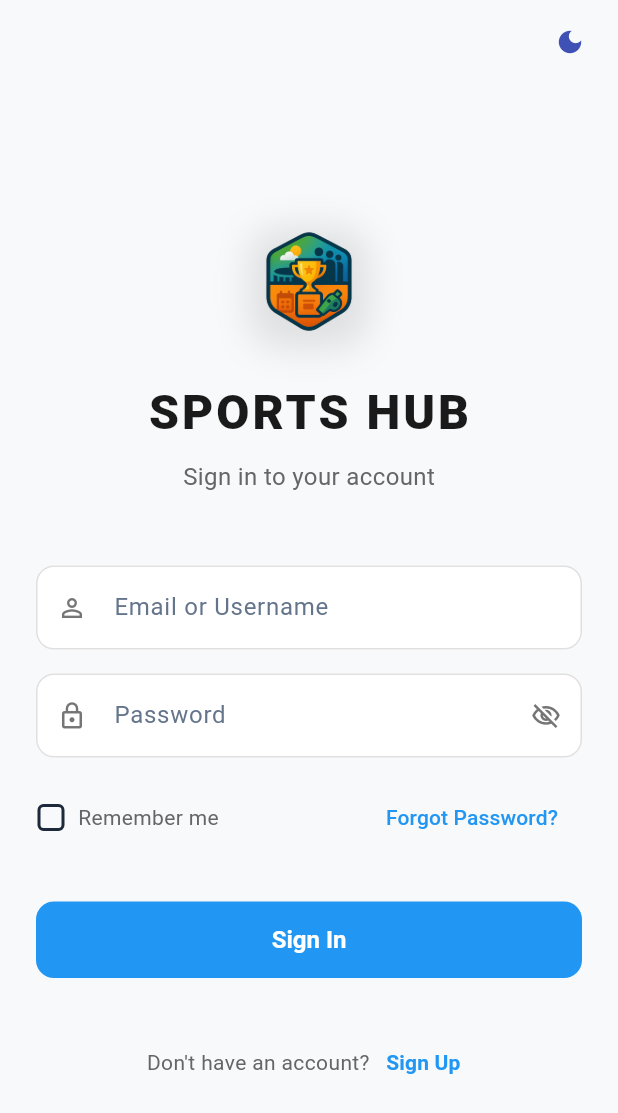
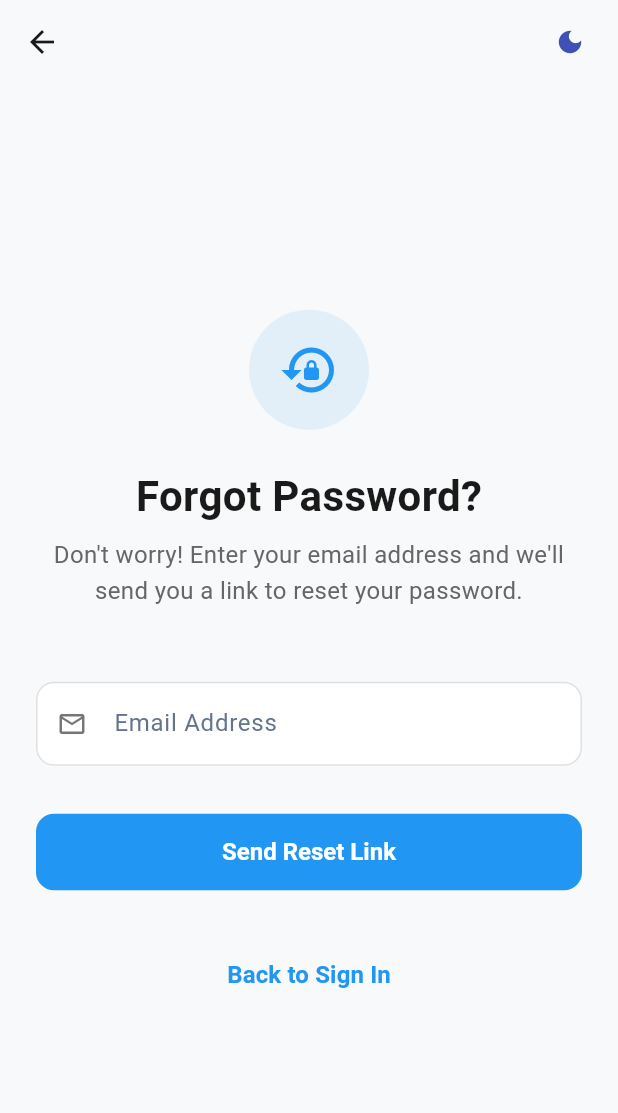
Before and after one commit to jaafarhajali/Spports-Hub, a Flutter app: the screen it shows after launch, after a tap on "Forgot Password?", on a phone screen of 412 x 824 dp. Shown: the top 1113 px of the screen. Run offline on Flutter 3.47's test engine with Material 3 defaults, Android fonts, the phone set to English and light mode, and no system bars; our stand-ins replace image_picker, shared_preferences.

Commit message:
reset pass

```diff
--- a/lib/log page/signin_page.dart
+++ b/lib/log page/signin_page.dart
@@ -265,7 +265,7 @@ class _SignInPageState extends State<SignInPage> {
                             ),
                             TextButton(
                               onPressed: () {
-                                // Forgot password logic
+                                Navigator.pushNamed(context, '/forgot_password');
                               },
                               child: Text(
                                 'Forgot Password?',
--- a/lib/main.dart
+++ b/lib/main.dart
@@ -10,6 +10,8 @@ import 'screens/create_team_screen.dart';
 import 'screens/create_tournament_screen.dart';
 import 'screens/create_stadium_screen.dart';
 import 'screens/team_management_screen.dart';
+import 'screens/forgot_password_screen.dart';
+import 'screens/reset_password_screen.dart';
 import 'log page/signin_page.dart';
 import 'log page/signup_page.dart';
 
@@ -41,6 +43,7 @@ class SportsHubApp extends StatelessWidget {
         '/sports_hub': (context) => const SportsHub(),
         '/signin': (context) => const SignInPage(),
         '/signup': (context) => const SignUpPage(),
+        '/forgot_password': (context) => const ForgotPasswordScreen(),
         '/stadiums': (context) => const SportsHub(initialIndex: 3), // Navigate to stadiums tab
         '/academies': (context) => const SportsHub(initialIndex: 1), // Navigate to academies tab
         '/tournaments': (context) => const SportsHub(initialIndex: 2), // Navigate to tournaments tab
@@ -53,6 +56,17 @@ class SportsHubApp extends StatelessWidget {
         '/create_stadium': (context) => const CreateStadiumScreen(),
         '/team_management': (context) => const TeamManagementScreen(),
       },
+
+      // Handle dynamic routes for password reset
+      onGenerateRoute: (settings) {
+        if (settings.name != null && settings.name!.startsWith('/reset_password/')) {
+          final token = settings.name!.split('/')[2];
+          return MaterialPageRoute(
+            builder: (context) => ResetPasswordScreen(token: token),
+          );
+        }
+        return null;
+      },
       debugShowCheckedModeBanner: false,
     );
   }
--- /dev/null
+++ b/lib/screens/forgot_password_screen.dart
@@ -0,0 +1,306 @@
+import 'package:flutter/material.dart';
+import '../auth_service.dart';
+import '../widgets/theme_toggle_button.dart';
+
+class ForgotPasswordScreen extends StatefulWidget {
+  const ForgotPasswordScreen({super.key});
+
+  @override
+  _ForgotPasswordScreenState createState() => _ForgotPasswordScreenState();
+}
+
+class _ForgotPasswordScreenState extends State<ForgotPasswordScreen> {
+  final _formKey = GlobalKey<FormState>();
+  final _emailController = TextEditingController();
+  final _authService = AuthService();
+  bool _isLoading = false;
+  bool _emailSent = false;
+
+  @override
+  void dispose() {
+    _emailController.dispose();
+    super.dispose();
+  }
+
+  Future<void> _submitForgotPassword() async {
+    if (!_formKey.currentState!.validate()) return;
+
+    setState(() {
+      _isLoading = true;
+    });
+
+    try {
+      final result = await _authService.forgotPassword(_emailController.text);
+
+      setState(() {
+        _isLoading = false;
+      });
+
+      if (result['success'] == true) {
+        setState(() {
+          _emailSent = true;
+        });
+
+        ScaffoldMessenger.of(context).showSnackBar(
+          SnackBar(
+            content: Text(result['message'] ?? 'Reset link sent to your email'),
+            backgroundColor: Colors.green,
+          ),
+        );
+      } else {
+        ScaffoldMessenger.of(context).showSnackBar(
+          SnackBar(
+            content: Text(result['message'] ?? 'Failed to send reset email'),
+            backgroundColor: Colors.red,
+          ),
+        );
+      }
+    } catch (e) {
+      setState(() {
+        _isLoading = false;
+      });
+
+      ScaffoldMessenger.of(context).showSnackBar(
+        SnackBar(
+          content: Text('Connection error: ${e.toString()}'),
+          backgroundColor: Colors.red,
+        ),
+      );
+    }
+  }
+
+  @override
+  Widget build(BuildContext context) {
+    final isDarkMode = Theme.of(context).brightness == Brightness.dark;
+
+    return Scaffold(
+      backgroundColor: isDarkMode ? Color(0xFF121212) : Color(0xFFF8F9FA),
+      appBar: AppBar(
+        elevation: 0,
+        backgroundColor: Colors.transparent,
+        leading: IconButton(
+          icon: Icon(
+            Icons.arrow_back,
+            color: isDarkMode ? Colors.white : Color(0xFF1A1A1A),
+          ),
+          onPressed: () => Navigator.pop(context),
+        ),
+        actions: [
+          Padding(
+            padding: EdgeInsets.only(right: 16),
+            child: ThemeToggleButton(),
+          ),
+        ],
+      ),
+      body: SafeArea(
+        child: Center(
+          child: SingleChildScrollView(
+            padding: EdgeInsets.symmetric(horizontal: 24, vertical: 20),
+            child: Column(
+              mainAxisAlignment: MainAxisAlignment.center,
+              children: [
+                // Icon
+                Container(
+                  width: 80,
+                  height: 80,
+                  decoration: BoxDecoration(
+                    color: Color(0xFF2196F3).withOpacity(0.1),
+                    borderRadius: BorderRadius.circular(40),
+                  ),
+                  child: Icon(
+                    _emailSent ? Icons.check_circle : Icons.lock_reset,
+                    size: 40,
+                    color: Color(0xFF2196F3),
+                  ),
+                ),
+                SizedBox(height: 24),
+
+                // Title
+                Text(
+                  _emailSent ? 'Email Sent!' : 'Forgot Password?',
+                  style: TextStyle(
+                    fontSize: 28,
+                    fontWeight: FontWeight.w700,
+                    color: isDarkMode ? Colors.white : Color(0xFF1A1A1A),
+                  ),
+                ),
+                SizedBox(height: 8),
+
+                // Subtitle
+                Text(
+                  _emailSent
+                    ? 'We\'ve sent a password reset link to your email address. Please check your inbox and follow the instructions.'
+                    : 'Don\'t worry! Enter your email address and we\'ll send you a link to reset your password.',
+                  textAlign: TextAlign.center,
+                  style: TextStyle(
+                    fontSize: 16,
+                    color: isDarkMode ? Color(0xFF9E9E9E) : Color(0xFF666666),
+                    height: 1.5,
+                  ),
+                ),
+                SizedBox(height: 48),
+
+                if (!_emailSent) ...[
+                  // Email form
+                  Container(
+                    constraints: BoxConstraints(maxWidth: 400),
+                    child: Form(
+                      key: _formKey,
+                      child: Column(
+                        crossAxisAlignment: CrossAxisAlignment.stretch,
+                        children: [
+                          TextFormField(
+                            controller: _emailController,
+                            keyboardType: TextInputType.emailAddress,
+                            decoration: InputDecoration(
+                              labelText: 'Email Address',
+                              prefixIcon: Icon(
+                                Icons.email_outlined,
+                                color: Color(0xFF757575),
+                                size: 20,
+                              ),
+                              border: OutlineInputBorder(
+                                borderRadius: BorderRadius.circular(12),
+                                borderSide: BorderSide(
+                                  color: isDarkMode ? Color(0xFF333333) : Color(0xFFE0E0E0),
+                                ),
+                              ),
+                              enabledBorder: OutlineInputBorder(
+                                borderRadius: BorderRadius.circular(12),
+                                borderSide: BorderSide(
+                                  color: isDarkMode ? Color(0xFF333333) : Color(0xFFE0E0E0),
+                                ),
+                              ),
+                              focusedBorder: OutlineInputBorder(
+                                borderRadius: BorderRadius.circular(12),
+                                borderSide: BorderSide(
+                                  color: Color(0xFF2196F3),
+                                  width: 2,
+                                ),
+                              ),
+                              filled: true,
+                              fillColor: isDarkMode ? Color(0xFF1E1E1E) : Colors.white,
+                              contentPadding: EdgeInsets.symmetric(
+                                horizontal: 16,
+                                vertical: 16,
+                              ),
+                            ),
+                            validator: (value) {
+                              if (value == null || value.isEmpty) {
+                                return 'Please enter your email address';
+                              }
+                              if (!RegExp(r'^[^@]+@[^@]+\.[^@]+').hasMatch(value)) {
+                                return 'Please enter a valid email address';
+                              }
+                              return null;
+                            },
+                          ),
+                          SizedBox(height: 32),
+
+                          // Submit button
+                          ElevatedButton(
+                            onPressed: _isLoading ? null : _submitForgotPassword,
+                            style: ElevatedButton.styleFrom(
+                              backgroundColor: Color(0xFF2196F3),
+                              foregroundColor: Colors.white,
+                              padding: EdgeInsets.symmetric(vertical: 16),
+                              shape: RoundedRectangleBorder(
+                                borderRadius: BorderRadius.circular(12),
+                              ),
+                              elevation: 0,
+                              shadowColor: Colors.transparent,
+                              disabledBackgroundColor: Color(0xFF2196F3).withOpacity(0.5),
+                            ),
+                            child: _isLoading
+                                ? SizedBox(
+                                    height: 20,
+                                    width: 20,
+                                    child: CircularProgressIndicator(
+                                      color: Colors.white,
+                                      strokeWidth: 2.5,
+                                    ),
+                                  )
+                                : Text(
+                                    'Send Reset Link',
+                                    style: TextStyle(
+                                      fontSize: 16,
+                                      fontWeight: FontWeight.w600,
+                                    ),
+                                  ),
+                          ),
+                        ],
+                      ),
+                    ),
+                  ),
+                ] else ...[
+                  // Success actions
+                  Container(
+                    constraints: BoxConstraints(maxWidth: 400),
+                    child: Column(
+                      crossAxisAlignment: CrossAxisAlignment.stretch,
+                      children: [
+                        ElevatedButton(
+                          onPressed: () {
+                            setState(() {
+                              _emailSent = false;
+                              _emailController.clear();
+                            });
+                          },
+                          style: ElevatedButton.styleFrom(
+                            backgroundColor: Color(0xFF2196F3),
+                            foregroundColor: Colors.white,
+                            padding: EdgeInsets.symmetric(vertical: 16),
+                            shape: RoundedRectangleBorder(
+                              borderRadius: BorderRadius.circular(12),
+                            ),
+                            elevation: 0,
+                            shadowColor: Colors.transparent,
+                          ),
+                          child: Text(
+                            'Send Another Email',
+                            style: TextStyle(
+                              fontSize: 16,
+                              fontWeight: FontWeight.w600,
+                            ),
+                          ),
+                        ),
+                        SizedBox(height: 16),
+                        TextButton(
+                          onPressed: () => Navigator.pop(context),
+                          child: Text(
+                            'Back to Sign In',
+                            style: TextStyle(
+                              color: Color(0xFF2196F3),
+                              fontSize: 16,
+                              fontWeight: FontWeight.w600,
+                            ),
+                          ),
+                        ),
+                      ],
+                    ),
+                  ),
+                ],
+
+                SizedBox(height: 32),
+
+                // Back to sign in
+                if (!_emailSent)
+                  TextButton(
+                    onPressed: () => Navigator.pop(context),
+                    child: Text(
+                      'Back to Sign In',
+                      style: TextStyle(
+                        color: Color(0xFF2196F3),
+                        fontSize: 16,
+                        fontWeight: FontWeight.w600,
+                      ),
+                    ),
+                  ),
+              ],
+            ),
+          ),
+        ),
+      ),
+    );
+  }
+}
```
Also changed, not shown: lib/auth_service.dart (+45 -0 lines), lib/screens/reset_password_screen.dart (added, +346 -0 lines).
